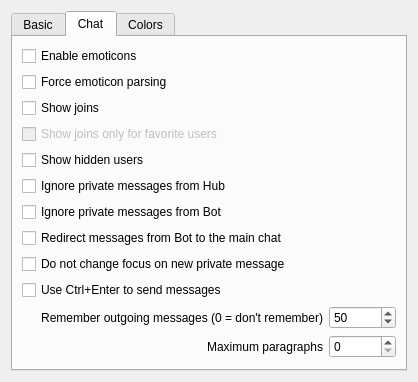
First picture: the form in eiskaltdcpp/ui/UISettingsGUI.ui, repository eiskaltdcpp/eiskaltdcpp, before the edit.
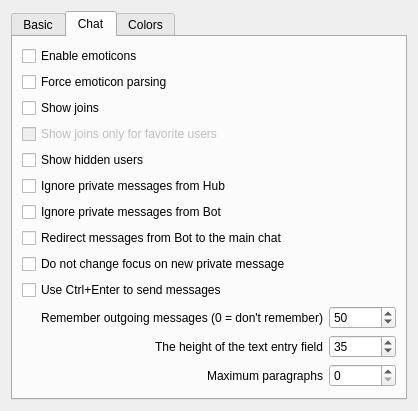
Second picture: the form after the edit. The open tabs and pages were chosen to show the change.

The edit to the form file:
```diff
--- a/eiskaltdcpp/ui/UISettingsGUI.ui
+++ b/eiskaltdcpp/ui/UISettingsGUI.ui
@@ -7,7 +7,7 @@
     <x>0</x>
     <y>0</y>
     <width>418</width>
-    <height>366</height>
+    <height>394</height>
    </rect>
   </property>
   <property name="windowTitle">
@@ -272,7 +272,7 @@
            </property>
           </widget>
          </item>
-         <item row="1" column="0">
+         <item row="3" column="0">
           <widget class="QLabel" name="label_6">
            <property name="sizePolicy">
             <sizepolicy hsizetype="Expanding" vsizetype="Preferred">
@@ -291,13 +291,45 @@
            </property>
           </widget>
          </item>
-         <item row="1" column="1">
+         <item row="3" column="1">
           <widget class="QSpinBox" name="spinBox_PARAGRAPHS">
            <property name="maximum">
             <number>1000000</number>
            </property>
           </widget>
          </item>
+         <item row="2" column="0">
+          <widget class="QLabel" name="label_7">
+           <property name="sizePolicy">
+            <sizepolicy hsizetype="Expanding" vsizetype="Preferred">
+             <horstretch>0</horstretch>
+             <verstretch>0</verstretch>
+            </sizepolicy>
+           </property>
+           <property name="text">
+            <string>The height of the text entry field</string>
+           </property>
+           <property name="alignment">
+            <set>Qt::AlignRight|Qt::AlignTrailing|Qt::AlignVCenter</set>
+           </property>
+           <property name="wordWrap">
+            <bool>true</bool>
+           </property>
+          </widget>
+         </item>
+         <item row="2" column="1">
+          <widget class="QSpinBox" name="spinBox_TEXT_EDIT_HEIGHT">
+           <property name="minimum">
+            <number>10</number>
+           </property>
+           <property name="maximum">
+            <number>500</number>
+           </property>
+           <property name="value">
+            <number>35</number>
+           </property>
+          </widget>
+         </item>
         </layout>
        </item>
        <item>
```
Left out of the diff: 4 changed lines with no effect on the pictures.
